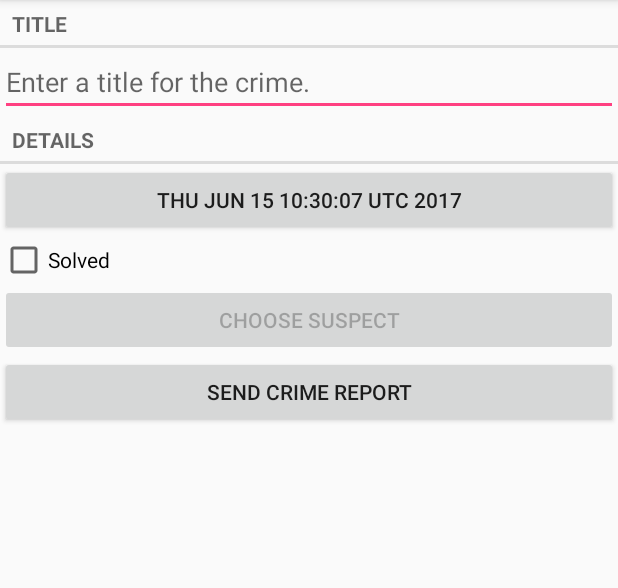
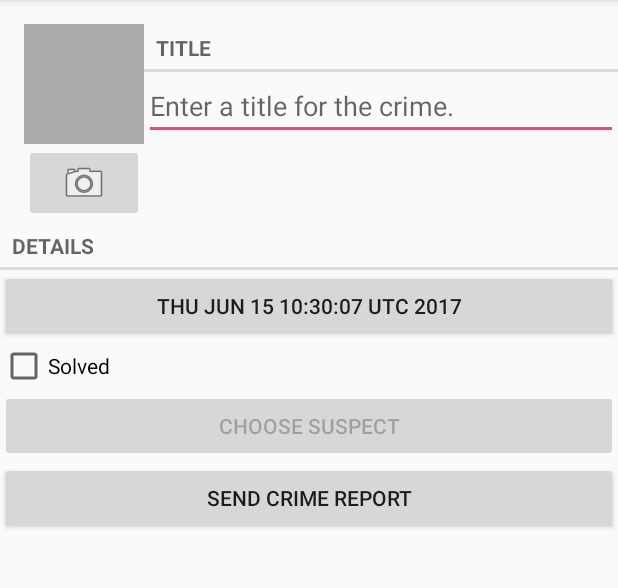
Before and after one commit to Ariel182/CriminalIntent, an Android app: the CrimeFragment screen opened directly, with no data from a screen before it, on a phone screen of 412 x 824 dp, the part 84-672 px from its top. Run offline under Robolectric (Android 15) with nearby library versions, the phone set to English and light mode, and no system bars.

Commit message:
fin capitulo 16

```diff
--- a/app/src/main/java/com/bignerdranch/android/criminalintent/Crime.java
+++ b/app/src/main/java/com/bignerdranch/android/criminalintent/Crime.java
@@ -58,4 +58,8 @@ public class Crime {
 	public void setSuspect(String suspect) {
 		mSuspect = suspect;
 	}
+
+	public String getPhotoFilename() {
+		return "IMG_" + getId().toString() + ".jpg";
+	}
 }
--- a/app/src/main/java/com/bignerdranch/android/criminalintent/CrimeFragment.java
+++ b/app/src/main/java/com/bignerdranch/android/criminalintent/CrimeFragment.java
@@ -3,12 +3,16 @@ package com.bignerdranch.android.criminalintent;
 import android.app.Activity;
 import android.content.Intent;
 import android.content.pm.PackageManager;
+import android.content.pm.ResolveInfo;
 import android.database.Cursor;
+import android.graphics.Bitmap;
 import android.net.Uri;
 import android.os.Bundle;
 import android.provider.ContactsContract;
+import android.provider.MediaStore;
 import android.support.v4.app.Fragment;
 import android.support.v4.app.FragmentManager;
+import android.support.v4.content.FileProvider;
 import android.text.Editable;
 import android.text.TextWatcher;
 import android.text.format.DateFormat;
@@ -20,8 +24,12 @@ import android.widget.CheckBox;
 import android.widget.CompoundButton;
 import android.widget.CompoundButton.OnCheckedChangeListener;
 import android.widget.EditText;
+import android.widget.ImageButton;
+import android.widget.ImageView;
 
+import java.io.File;
 import java.util.Date;
+import java.util.List;
 import java.util.UUID;
 
 /**
@@ -34,13 +42,17 @@ public class CrimeFragment  extends Fragment {
 	private static final String DIALOG_DATE = "DialogDate";
 	private static final int REQUEST_DATE = 0;
 	private static final int REQUEST_CONTACT = 1;
+	private static final int REQUEST_PHOTO= 2;
 
 	private Crime mCrime;
+	private File mPhotoFile;
 	private EditText mTitleField;
 	private Button mDateButton;
 	private CheckBox mSolvedCheckBox;
 	private Button mReportButton;
 	private Button mSuspectButton;
+	private ImageButton mPhotoButton;
+	private ImageView mPhotoView;
 
 	public static CrimeFragment newInstance(UUID crimeId) {
 		Bundle args = new Bundle();
@@ -56,6 +68,7 @@ public class CrimeFragment  extends Fragment {
 		super.onCreate(savedInstanceState);
 		UUID crimeId = (UUID) getArguments().getSerializable(ARG_CRIME_ID);
 		mCrime = CrimeLab.get(getActivity()).getCrime(crimeId);
+		mPhotoFile = CrimeLab.get(getActivity()).getPhotoFile(mCrime);
 	}
 
 	@Override
@@ -139,6 +152,35 @@ public class CrimeFragment  extends Fragment {
 			mSuspectButton.setEnabled(false);
 		}
 
+		mPhotoButton = (ImageButton) v.findViewById(R.id.crime_camera);
+		final Intent captureImage = new Intent(MediaStore.ACTION_IMAGE_CAPTURE);
+
+		boolean canTakePhoto = mPhotoFile != null && captureImage.resolveActivity(packageManager) != null;
+		mPhotoButton.setEnabled(canTakePhoto);
+
+		mPhotoButton.setOnClickListener(new View.OnClickListener() {
+			@Override
+			public void onClick(View v) {
+				Uri uri = FileProvider.getUriForFile(getActivity(),
+						"com.bignerdranch.android.criminalintent.fileprovider",
+						mPhotoFile);
+				captureImage.putExtra(MediaStore.EXTRA_OUTPUT, uri);
+
+				List<ResolveInfo> cameraActivities = getActivity()
+						.getPackageManager().queryIntentActivities(captureImage,
+								PackageManager.MATCH_DEFAULT_ONLY);
+
+				for(ResolveInfo activity : cameraActivities) {
+					getActivity().grantUriPermission(activity.activityInfo.packageName,
+							uri, Intent.FLAG_GRANT_WRITE_URI_PERMISSION);
+				}
+
+				startActivityForResult(captureImage, REQUEST_PHOTO);
+			}
+		});
+
+		mPhotoView = (ImageView) v.findViewById(R.id.crime_photo);
+
 		return v;
 	}
 
@@ -180,6 +222,15 @@ public class CrimeFragment  extends Fragment {
 				c.close();
 			}
 		}
+		else if(requestCode == REQUEST_PHOTO) {
+			Uri uri = FileProvider.getUriForFile(getActivity(),
+					"com.bignerdranch.android.criminalintent.fileprovider",
+					mPhotoFile);
+
+			getActivity().revokeUriPermission(uri, Intent.FLAG_GRANT_WRITE_URI_PERMISSION);
+
+			updatePhotoView();
+		}
 	}
 
 	private void updateDate() {
@@ -210,4 +261,14 @@ public class CrimeFragment  extends Fragment {
 
 		return report;
 	}
+
+	private void updatePhotoView() {
+		if (mPhotoFile == null || !mPhotoFile.exists()) {
+			mPhotoView.setImageDrawable(null);
+		} else {
+			Bitmap bitmap = PictureUtils.getScaledBitmap(
+					mPhotoFile.getPath(), getActivity());
+			mPhotoView.setImageBitmap(bitmap);
+		}
+	}
 }
--- a/app/src/main/java/com/bignerdranch/android/criminalintent/CrimeLab.java
+++ b/app/src/main/java/com/bignerdranch/android/criminalintent/CrimeLab.java
@@ -9,6 +9,7 @@ import com.bignerdranch.android.criminalintent.database.CrimeBaseHelper;
 import com.bignerdranch.android.criminalintent.database.CrimeCursorWrapper;
 import com.bignerdranch.android.criminalintent.database.CrimeDbSchema.CrimeTable;
 
+import java.io.File;
 import java.util.ArrayList;
 import java.util.List;
 import java.util.UUID;
@@ -74,6 +75,11 @@ public class CrimeLab {
 		}
     }
 
+	public File getPhotoFile(Crime crime) {
+		File filesDir = mContext.getFilesDir();
+		return new File(filesDir, crime.getPhotoFilename());
+	}
+
 	public void updateCrime(Crime crime) {
 		String uuidString = crime.getId().toString();
 		ContentValues values = getContentValues(crime);
--- a/app/src/main/res/layout/fragment_crime.xml
+++ b/app/src/main/res/layout/fragment_crime.xml
@@ -4,16 +4,46 @@
               android:layout_margin="16dp"
               android:layout_width="match_parent"
               android:layout_height="match_parent">
-    <TextView
-        style="?android:listSeparatorTextViewStyle"
+    <LinearLayout
+        android:orientation="horizontal"
         android:layout_width="match_parent"
         android:layout_height="wrap_content"
-        android:text="@string/crime_title_label"/>
-    <EditText
-        android:id="@+id/crime_title"
-        android:layout_width="match_parent"
-        android:layout_height="wrap_content"
-        android:hint="@string/crime_title_hint"/>
+        android:layout_marginLeft="16dp"
+        android:layout_marginTop="16dp">
+        <LinearLayout
+            android:orientation="vertical"
+            android:layout_width="wrap_content"
+            android:layout_height="wrap_content">
+            <ImageView
+                android:id="@+id/crime_photo"
+                android:layout_width="80dp"
+                android:layout_height="80dp"
+                android:scaleType="centerInside"
+                android:cropToPadding="true"
+                android:background="@android:color/darker_gray"/>
+            <ImageButton
+                android:id="@+id/crime_camera"
+                android:layout_width="match_parent"
+                android:layout_height="wrap_content"
+                android:src="@android:drawable/ic_menu_camera"/>
+        </LinearLayout>
+        <LinearLayout
+            android:orientation="vertical"
+            android:layout_width="0dp"
+            android:layout_height="wrap_content"
+            android:layout_weight="1">
+            <TextView
+                android:layout_width="match_parent"
+                android:layout_height="wrap_content"
+                android:text="@string/crime_title_label"
+                style="?android:listSeparatorTextViewStyle"/>
+            <EditText
+                android:id="@+id/crime_title"
+                android:layout_width="match_parent"
+                android:layout_height="wrap_content"
+                android:hint="@string/crime_title_hint"/>
+        </LinearLayout>
+    </LinearLayout>
     <TextView
         style="?android:listSeparatorTextViewStyle"
         android:layout_width="match_parent"
--- /dev/null
+++ b/app/src/main/res/xml/files.xml
@@ -0,0 +1,4 @@
+<?xml version="1.0" encoding="utf-8"?>
+<paths>
+    <files-path name="crime_photos" path="."/>
+</paths>
```
Also changed, not shown: app/src/main/AndroidManifest.xml (+12 -0 lines), app/src/main/java/com/bignerdranch/android/criminalintent/PictureUtils.java (added, +44 -0 lines).
